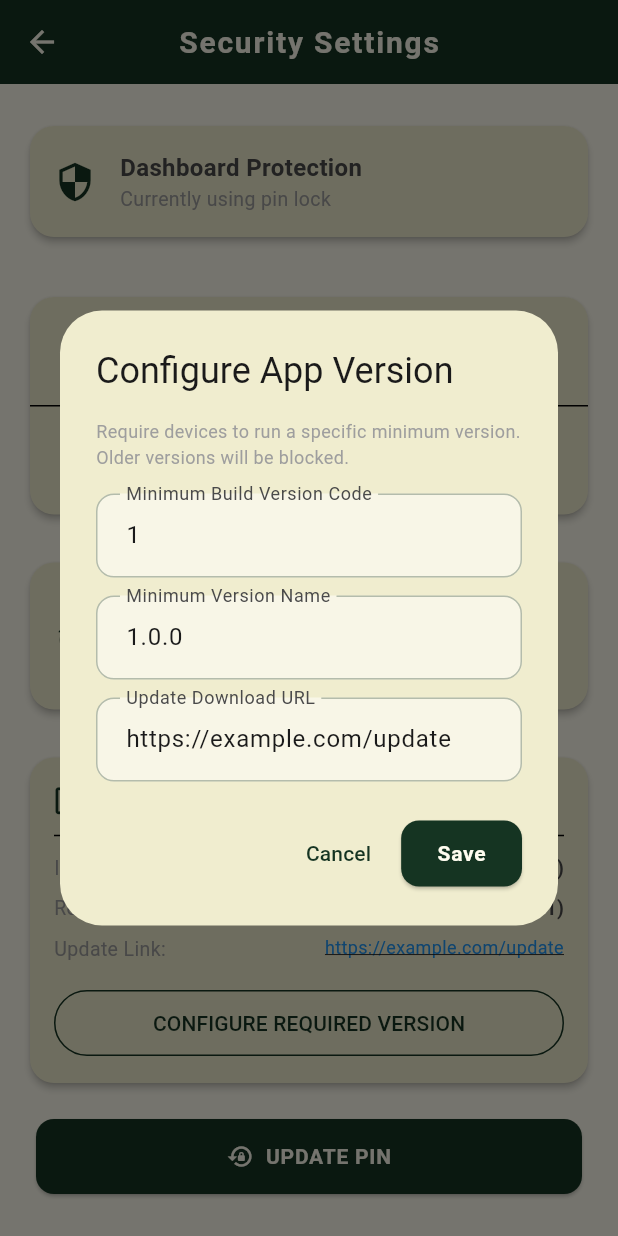
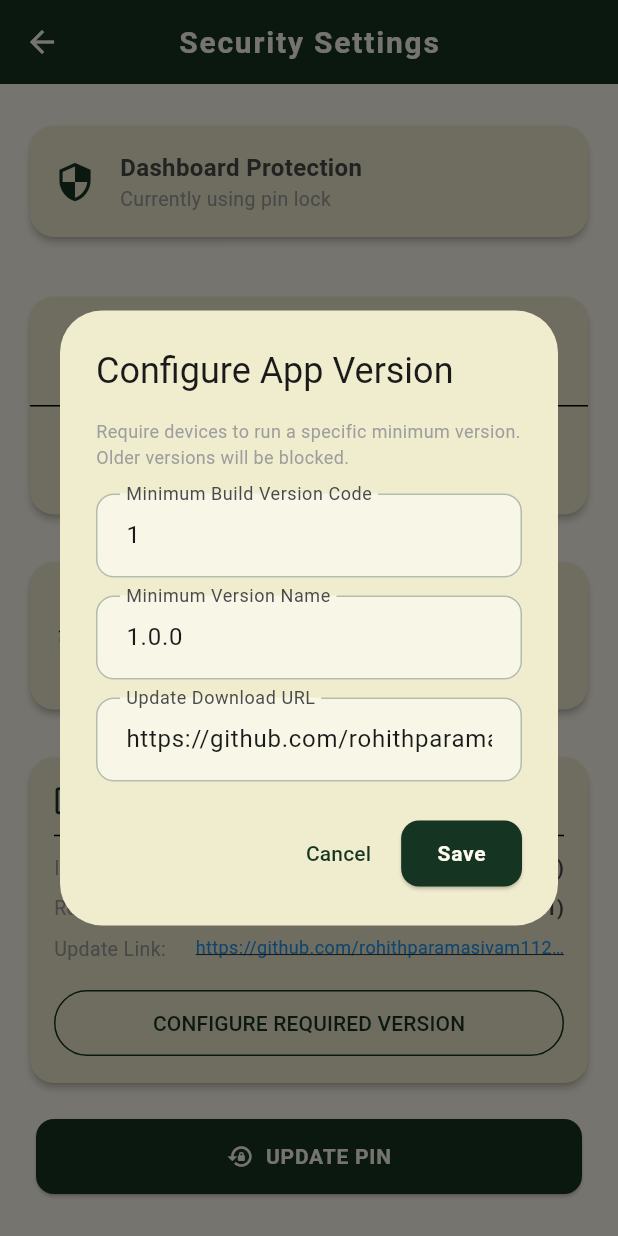
Before and after one commit to rohithparamasivam1125-gif/Dhkin-mobiles, a Flutter app: the SecuritySettingsScreen screen opened directly, after a tap on "CONFIGURE REQUIRED VERSION", on a phone screen of 412 x 824 dp. Run offline on Flutter 3.47's test engine with Material 3 defaults, Android fonts, the phone set to English and light mode, and no system bars; our stand-ins replace cloud_firestore, firebase_auth, firebase_core, firebase_messaging, flutter_local_notifications, image_picker and 5 more; missing offline and left inert: onesignal_flutter; accounts and stored records are empty; network calls fail.

Commit message:
securtiy waas updated for new version update owner  cant enter more than git number

```diff
--- a/lib/main.dart
+++ b/lib/main.dart
@@ -10,8 +10,8 @@ import 'services/database_service.dart';
 import 'package:cloud_firestore/cloud_firestore.dart';
 import 'package:url_launcher/url_launcher.dart';
 
-const int kCurrentVersionCode = 3;
-const String kCurrentVersionName = '1.0.3';
+const int kCurrentVersionCode = 6;
+const String kCurrentVersionName = '1.0.6';
 
 void main() async {
   try {
@@ -484,28 +484,15 @@ class AppStatusWrapper extends StatelessWidget {
 
         final int minVersionCode = data['minVersionCode'] ?? 1;
         final String minVersionName = data['minVersionName'] ?? '1.0.0';
-        final String updateUrl = data['updateUrl'] ?? 'https://example.com/update';
+        final String updateUrl = data['updateUrl'] ?? 'https://github.com/rohithparamasivam1125-gif/Dhkin-mobiles/raw/main/apks/app-release.apk';
 
         // 1. Check if the app version is outdated
         if (kCurrentVersionCode < minVersionCode) {
           return BlockedScreen(
             title: 'UPDATE REQUIRED',
-            message: 'Your installed app version ($kCurrentVersionName) is no longer supported.\n\nPlease install the latest version ($minVersionName) to continue.',
+            message: 'Your installed app version ($kCurrentVersionName) is no longer supported.\n\nPlease contact the owner or developer to get the latest version ($minVersionName).',
             icon: Icons.system_update_alt,
             color: Colors.blue.shade400,
-            actionButtonText: 'Download Update',
-            onActionButtonPressed: () async {
-              try {
-                final uri = Uri.parse(updateUrl);
-                if (await canLaunchUrl(uri)) {
-                  await launchUrl(uri, mode: LaunchMode.externalApplication);
-                } else {
-                  debugPrint('Could not launch update URL: $updateUrl');
-                }
-              } catch (e) {
-                debugPrint('Error launching update URL: $e');
-              }
-            },
           );
         }
 
--- a/lib/screens/owner/security_settings.dart
+++ b/lib/screens/owner/security_settings.dart
@@ -1,5 +1,6 @@
 import 'package:flutter/material.dart';
 import 'package:cloud_firestore/cloud_firestore.dart';
+import 'package:http/http.dart' as http;
 import '../../utils/app_theme.dart';
 import '../../services/security_service.dart';
 import '../../services/biometric_service.dart';
@@ -22,7 +23,8 @@ class _SecuritySettingsScreenState extends State<SecuritySettingsScreen> {
 
   int _dbMinVersionCode = 1;
   String _dbMinVersionName = '1.0.0';
-  String _dbUpdateUrl = 'https://example.com/update';
+  String _dbUpdateUrl = 'https://github.com/rohithparamasivam1125-gif/Dhkin-mobiles/raw/main/apks/app-release.apk';
+  int _gitLatestVersionCode = kCurrentVersionCode;
 
   @override
   void initState() {
@@ -46,7 +48,7 @@ class _SecuritySettingsScreenState extends State<SecuritySettingsScreen> {
         setState(() {
           _dbMinVersionCode = data['minVersionCode'] ?? 1;
           _dbMinVersionName = data['minVersionName'] ?? '1.0.0';
-          _dbUpdateUrl = data['updateUrl'] ?? 'https://example.com/update';
+          _dbUpdateUrl = data['updateUrl'] ?? 'https://github.com/rohithparamasivam1125-gif/Dhkin-mobiles/raw/main/apks/app-release.apk';
         });
       }
     } catch (e) {
@@ -58,6 +60,34 @@ class _SecuritySettingsScreenState extends State<SecuritySettingsScreen> {
       _biometricAvailable = isAvailable;
       _biometricEnabled = isEnabled;
     });
+
+    // Fetch latest version code from GitHub in the background
+    _fetchLatestGitVersion().then((code) {
+      if (mounted) {
+        setState(() {
+          _gitLatestVersionCode = code;
+        });
+      }
+    });
+  }
+
+  Future<int> _fetchLatestGitVersion() async {
+    try {
+      final response = await http.get(Uri.parse(
+        'https://raw.githubusercontent.com/rohithparamasivam1125-gif/Dhkin-mobiles/main/pubspec.yaml'
+      )).timeout(const Duration(seconds: 5));
+      if (response.statusCode == 200) {
+        final content = response.body;
+        final regExp = RegExp(r'version:\s*\d+\.\d+\.\d+\+(\d+)');
+        final match = regExp.firstMatch(content);
+        if (match != null) {
+          return int.tryParse(match.group(1)!) ?? kCurrentVersionCode;
+        }
+      }
+    } catch (e) {
+      debugPrint('Error fetching latest git version: $e');
+    }
+    return kCurrentVersionCode;
   }
 
   @override
@@ -436,14 +466,15 @@ class _SecuritySettingsScreenState extends State<SecuritySettingsScreen> {
                 return;
               }
 
-              // Owner Lockout protection - STRICT BLOCK
-              if (newCode > kCurrentVersionCode) {
+              // Owner Lockout protection - STRICT BLOCK (Allows only up to the latest compiled Git version)
+              final maxAllowed = _gitLatestVersionCode;
+              if (newCode > maxAllowed) {
                 showDialog(
                   context: context,
                   builder: (context) => AlertDialog(
                     title: const Text('Action Blocked: Lockout Risk'),
                     content: Text(
-                      'You cannot set the minimum required version (Build $newCode) higher than your current app version (Build $kCurrentVersionCode).\n\nDoing this would immediately lock you out of this device. Please build and install the new version of the app first.',
+                      'You cannot set the minimum required version (Build $newCode) higher than the latest version compiled on GitHub (Build $maxAllowed).\n\nDoing this would cause a permanent lockout. Please set it to $maxAllowed or lower.',
                     ),
                     actions: [
                       TextButton(
--- a/pubspec.yaml
+++ b/pubspec.yaml
@@ -2,7 +2,7 @@ name: dhkin_mobiles
 description: "A new Flutter project for DHKIN Mobiles."
 publish_to: 'none'
 
-version: 1.0.3+3
+version: 1.0.6+6
 
 environment:
   sdk: '>=3.1.0 <4.0.0'
```
